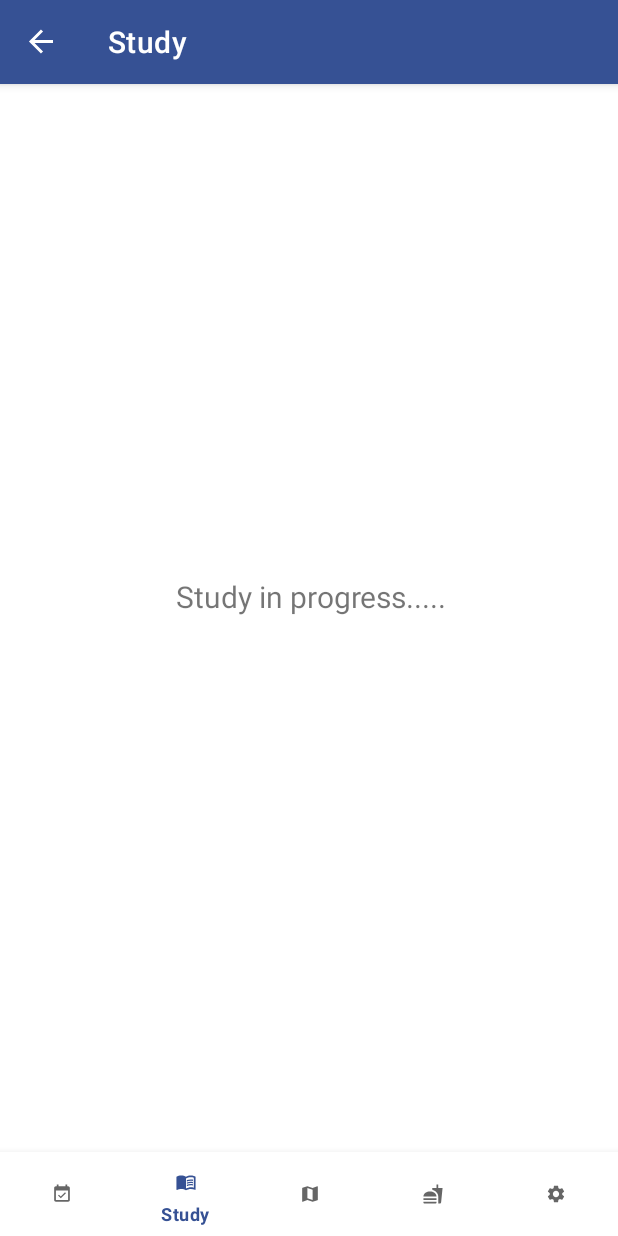
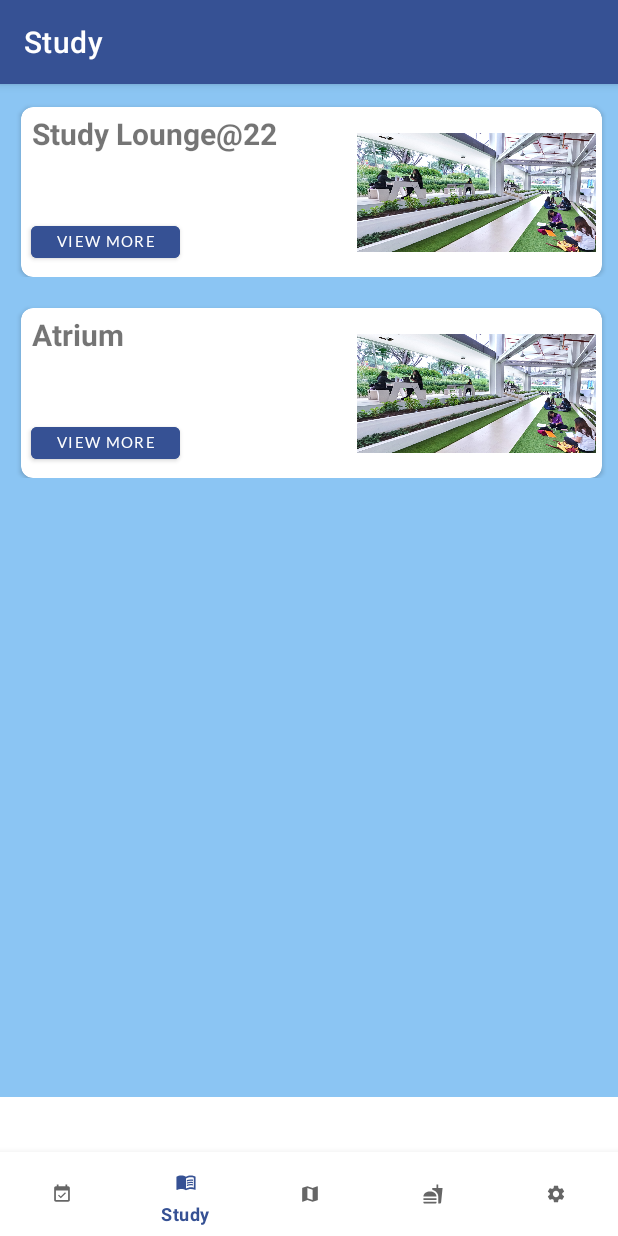
Before and after one commit to Nuggetierer/MAD_Assignment, an Android app: the screen it shows after launch (MainActivity), item 2 of the bottom bar chosen, on a phone screen of 412 x 824 dp. Run offline under Robolectric (Android 15) with nearby library versions, the phone set to English and light mode, and no system bars; our stand-ins replace Firebase (no records; nobody signed in at launch, a user with empty details on screens opened directly), navigation-ui.

Commit message:
Fix the bottom nav view

```diff
--- a/app/src/main/AndroidManifest.xml
+++ b/app/src/main/AndroidManifest.xml
@@ -11,7 +11,6 @@
         android:roundIcon="@mipmap/ic_launcher_round"
         android:supportsRtl="true"
         android:theme="@style/Theme.MAD_Assignment">
-
         <!--
              TODO: Before you run your application, you need a Google Maps API key.
 
--- a/app/src/main/java/sg/edu/np/mad/mad_assignment/DBHandler.java
+++ b/app/src/main/java/sg/edu/np/mad/mad_assignment/DBHandler.java
@@ -6,6 +6,8 @@ import android.database.sqlite.SQLiteDatabase;
 import android.database.sqlite.SQLiteOpenHelper;
 
 import java.util.ArrayList;
+
+import sg.edu.np.mad.mad_assignment.ui.Study.StudyPlaces;
 
 public class DBHandler extends SQLiteOpenHelper {
 
@@ -26,6 +28,13 @@ public class DBHandler extends SQLiteOpenHelper {
     public static String column_eventdescription = "Event_Description";
     public static String column_eventtype = "Event_Type";
 
+    //Information for StudyPlaces table
+    public static String Study = "Studys";
+    public static String column_studyname = "Study_Name";
+    public static String column_studydescription = "Study_Description";
+    public static String column_studylocation = "Study_Location";
+    public static String column_studycords = "Study_Cords";
+
     public static int DATABASE_VERSION = 2;
 
     public DBHandler(Context context, String name, SQLiteDatabase.CursorFactory factory, int version) {
@@ -42,9 +51,13 @@ public class DBHandler extends SQLiteOpenHelper {
         String CREATE_TABLE_2 = "CREATE TABLE " + Events + "(" + column_eventdate + " TEXT," + column_eventname + " TEXT,"
                 + column_eventdescription + " TEXT," + column_eventtype + " TEXT" + ")";
 
+        String CREATE_TABLE_3 = "CREATE TABLE " + Study + "(" + column_studyname + " TEXT," + column_studydescription + " TEXT,"
+                + column_studylocation + " TEXT," + column_studycords + " TEXT" + ")";
+
         //execute sql queries
         db.execSQL(CREATE_TABLE_1);
         db.execSQL(CREATE_TABLE_2);
+        db.execSQL(CREATE_TABLE_3);
 
         //sql query for filling up tables (pending information)
 
@@ -92,12 +105,21 @@ public class DBHandler extends SQLiteOpenHelper {
                 + "(" + "'23 June'," +"'Sports and Dance camp'," + "'A camp that has Sport Activities such as Track and Field, Frisbee and captains ball'," + "'Np School Wide Event'" + ")";
 
         db.execSQL(POPULATE_TABLE_2);
+
+        String POPULATE_TABLE_3 = "INSERT INTO " + Study + "(" + column_studyname + ", " + column_studydescription + ", " +
+                column_studylocation + " ," + column_studydescription  + ")"
+                + "VALUES"
+                + "(" + "'Study Lounge@22'," +"'The cosy corners and plush seats at the new student lounge make ploughing through group work that much easier!'," + "'Block 22'," + "'0.12,123.3'" + "),"
+                + "(" + "'Atrium'," +"'Catch up on homework or chill with friends at the newly-revamped Atrium! Grab a coffee at the café or have that heart-to-heart talk on the synthetic grass patch,picnic style.'," + "'Admin Block 1'," + "'1,1'" + ")";
+
+        db.execSQL(POPULATE_TABLE_3);
     }
 
     @Override
     public void onUpgrade(SQLiteDatabase db, int i, int i1) {
         db.execSQL("DROP TABLE IF EXISTS " + Blocks);
         db.execSQL("DROP TABLE IF EXISTS " + Events);
+        db.execSQL("DROP TABLE IF EXISTS " + Study);
         onCreate(db);
     }
 
@@ -226,6 +248,37 @@ public class DBHandler extends SQLiteOpenHelper {
         return queryEData;
     }
 
+    public ArrayList<StudyPlaces> retrieveStudy()
+    {
+        String query = "SELECT * FROM " + Study;
+
+        SQLiteDatabase db = this.getReadableDatabase();
+        Cursor cursor = db.rawQuery(query, null);
+
+        ArrayList<StudyPlaces> querySData = new ArrayList<>();
+
+        int counter = 0;
+
+        while (true){
+            if(cursor.moveToPosition(counter)){
+                StudyPlaces queryStudy = new StudyPlaces();
+                queryStudy.setStudyName(cursor.getString(0));
+                queryStudy.setStudyDescription(cursor.getString(1));
+                queryStudy.setStudyLocation(cursor.getString(2));
+                queryStudy.setStudycoordinates(cursor.getString(3));
+
+                querySData.add(queryStudy);
+                counter += 1;
+            }
+            else
+            {
+                break;
+            }
+        }
+        cursor.close();
+        db.close();
+        return querySData;
+    }
     //function to get event information from database
     //redundant
     public Event getevent(int i)
--- a/app/src/main/java/sg/edu/np/mad/mad_assignment/EventResultViewHolder.java
+++ b/app/src/main/java/sg/edu/np/mad/mad_assignment/EventResultViewHolder.java
@@ -1,12 +1,9 @@
 package sg.edu.np.mad.mad_assignment;
 
-import android.util.Log;
 import android.view.View;
 import android.widget.Button;
 import android.widget.ImageView;
-import android.widget.LinearLayout;
 import android.widget.TextView;
-import android.widget.Toast;
 
 import androidx.recyclerview.widget.RecyclerView;
 
--- a/app/src/main/java/sg/edu/np/mad/mad_assignment/MainActivity.java
+++ b/app/src/main/java/sg/edu/np/mad/mad_assignment/MainActivity.java
@@ -83,7 +83,7 @@ public class MainActivity extends AppCompatActivity {
         // Passing each menu ID as a set of Ids because each
         // menu should be considered as top level destinations.
         AppBarConfiguration appBarConfiguration = new AppBarConfiguration.Builder(
-                R.id.navigation_event, R.id.navigation_map, R.id.navigation_settings)
+                R.id.navigation_event, R.id.navigation_study, R.id.navigation_map,R.id.navigation_food,R.id.navigation_settings)
                 .build();
         NavController navController = Navigation.findNavController(this, R.id.nav_host_fragment_activity_main3);
         NavigationUI.setupActionBarWithNavController(this, navController, appBarConfiguration);
--- /dev/null
+++ b/app/src/main/java/sg/edu/np/mad/mad_assignment/ui/Study/StudyAdaptor.java
@@ -0,0 +1,52 @@
+package sg.edu.np.mad.mad_assignment.ui.Study;
+
+import android.view.LayoutInflater;
+import android.view.View;
+import android.view.ViewGroup;
+import android.widget.Button;
+import android.widget.Toast;
+
+import androidx.annotation.NonNull;
+import androidx.recyclerview.widget.RecyclerView;
+
+import java.security.cert.TrustAnchor;
+import java.util.ArrayList;
+
+import sg.edu.np.mad.mad_assignment.Event;
+import sg.edu.np.mad.mad_assignment.EventResultViewHolder;
+import sg.edu.np.mad.mad_assignment.R;
+import sg.edu.np.mad.mad_assignment.ui.Event.EventFragment;
+
+
+public class StudyAdaptor extends RecyclerView.Adapter<StudyViewHolder> {
+    private String TAG = "My Adaptor";
+
+    ArrayList<StudyPlaces> SList;
+
+    public StudyAdaptor(ArrayList<StudyPlaces> input) {
+        this.SList = input;
+    }
+    @NonNull
+    @Override
+    public StudyViewHolder onCreateViewHolder(@NonNull ViewGroup parent, int viewType) {
+        View item = LayoutInflater.from(parent.getContext()).inflate(R.layout.study_layout, parent, false);
+
+        return new StudyViewHolder(item);
+    }
+
+    @Override
+    public void onBindViewHolder(@NonNull StudyViewHolder holder, int position) {
+        //set data
+        StudyPlaces sp = SList.get(position);
+        String Sname = sp.getStudyName();
+        String Sdesc  = sp.getStudyDescription();
+        String Sloc = sp.getStudyLocation();
+
+        holder.stxt1.setText(Sname);
+    }
+
+    @Override
+    public int getItemCount() {
+        return SList.size();
+    }
+}
--- a/app/src/main/java/sg/edu/np/mad/mad_assignment/ui/Study/StudyFragment.java
+++ b/app/src/main/java/sg/edu/np/mad/mad_assignment/ui/Study/StudyFragment.java
@@ -11,6 +11,8 @@ import android.widget.Toast;
 import androidx.annotation.NonNull;
 import androidx.fragment.app.Fragment;
 import androidx.lifecycle.ViewModelProvider;
+import androidx.recyclerview.widget.LinearLayoutManager;
+import androidx.recyclerview.widget.RecyclerView;
 
 import com.google.android.gms.tasks.OnCompleteListener;
 import com.google.android.gms.tasks.OnFailureListener;
@@ -22,6 +24,11 @@ import com.google.firebase.database.DatabaseReference;
 import com.google.firebase.database.FirebaseDatabase;
 import com.google.firebase.database.ValueEventListener;
 
+import java.util.ArrayList;
+
+import sg.edu.np.mad.mad_assignment.DBHandler;
+import sg.edu.np.mad.mad_assignment.Event;
+import sg.edu.np.mad.mad_assignment.EventAdaptor;
 import sg.edu.np.mad.mad_assignment.databinding.FragmentStudyBinding;
 
 public class StudyFragment extends Fragment {
@@ -35,53 +42,18 @@ public class StudyFragment extends Fragment {
         StudyViewModel studyViewModel =
                 new ViewModelProvider(this).get(StudyViewModel.class);
 
-        databaseReference= FirebaseDatabase.getInstance().getReference("this is the path");
-
-        databaseReference.setValue("hello there").addOnSuccessListener(new OnSuccessListener<Void>() {
-            @Override
-            public void onSuccess(Void unused){
-                Toast.makeText(getActivity().getApplicationContext(),"success",Toast.LENGTH_SHORT).show();
-            }
-        }).addOnFailureListener(new OnFailureListener(){
-            @Override
-            public void onFailure(@NonNull Exception e){
-                Toast.makeText(getActivity().getApplicationContext(),"failed",Toast.LENGTH_SHORT).show();
-            }
-        }).addOnCompleteListener(new OnCompleteListener<Void>(){
-            @Override
-            public void onComplete(@NonNull Task<Void> task){
-                //
-            }
-        });
-
-//        // Write a message to the database
-//        FirebaseDatabase database = FirebaseDatabase.getInstance();
-//        DatabaseReference myRef = database.getReference("message");
-//
-//        myRef.setValue("Hello, World!");
-
-        // Read from the database
-//        databaseReference.addValueEventListener(new ValueEventListener() {
-//            @Override
-//            public void onDataChange(DataSnapshot dataSnapshot) {
-//                // This method is called once with the initial value and again
-//                // whenever data at this location is updated.
-//                String value = dataSnapshot.getValue(String.class);
-//                Log.d(TAG, "Value is: " + value);
-//            }
-//
-//            @Override
-//            public void onCancelled(DatabaseError error) {
-//                // Failed to read value
-//                Log.w(TAG, "Failed to read value.", error.toException());
-//            }
-//        });
-
         binding = FragmentStudyBinding.inflate(inflater, container, false);
         View root = binding.getRoot();
 
-        final TextView textView = binding.textStudy;
-        studyViewModel.getText().observe(getViewLifecycleOwner(), textView::setText);
+        DBHandler dbHandler = new DBHandler(getActivity(), null, null, 1);
+
+        ArrayList<StudyPlaces> Studylist = dbHandler.retrieveStudy();
+
+        final RecyclerView studyRecyclerview = binding.StudyRecyclerview;
+
+        studyRecyclerview.setLayoutManager(new LinearLayoutManager(getContext()));
+        studyRecyclerview.setAdapter(new StudyAdaptor(Studylist));
+
         return root;
     }
 
--- /dev/null
+++ b/app/src/main/java/sg/edu/np/mad/mad_assignment/ui/Study/StudyPlaces.java
@@ -0,0 +1,49 @@
+package sg.edu.np.mad.mad_assignment.ui.Study;
+
+public class StudyPlaces {
+    private String studyName;
+    private String studyDescription;
+    private String studyLocation;//Like block 22 #05-01
+    private String studycoordinates;// Set incase needed for map pathing
+
+    public StudyPlaces(){}
+
+    public StudyPlaces(String studyName, String studyDescription, String studyLocation, String studycoordinates) {
+        this.studyName = studyName;
+        this.studyDescription = studyDescription;
+        this.studyLocation = studyLocation;
+        this.studycoordinates = studycoordinates;
+    }
+
+    public String getStudyName() {
+        return studyName;
+    }
+
+    public void setStudyName(String studyName) {
+        this.studyName = studyName;
+    }
+
+    public String getStudyDescription() {
+        return studyDescription;
+    }
+
+    public void setStudyDescription(String studyDescription) {
+        this.studyDescription = studyDescription;
+    }
+
+    public String getStudyLocation() {
+        return studyLocation;
+    }
+
+    public void setStudyLocation(String studyLocation) {
+        this.studyLocation = studyLocation;
+    }
+
+    public String getStudycoordinates() {
+        return studycoordinates;
+    }
+
+    public void setStudycoordinates(String studycoordinates) {
+        this.studycoordinates = studycoordinates;
+    }
+}
--- /dev/null
+++ b/app/src/main/java/sg/edu/np/mad/mad_assignment/ui/Study/StudyViewHolder.java
@@ -0,0 +1,23 @@
+package sg.edu.np.mad.mad_assignment.ui.Study;
+
+import android.view.View;
+import android.widget.Button;
+import android.widget.ImageView;
+import android.widget.TextView;
+
+import androidx.recyclerview.widget.RecyclerView;
+
+import sg.edu.np.mad.mad_assignment.R;
+
+public class StudyViewHolder extends RecyclerView.ViewHolder {
+    TextView stxt1;
+    Button viewmore;
+    ImageView simage;
+
+    public StudyViewHolder(View itemView) {
+        super(itemView);
+        stxt1 = itemView.findViewById(R.id.StudyTextView);
+        viewmore = itemView.findViewById(R.id.StudyButton);
+        simage = itemView.findViewById(R.id.StudyimageView);
+    }
+}
--- a/app/src/main/res/layout/fragment_study.xml
+++ b/app/src/main/res/layout/fragment_study.xml
@@ -4,19 +4,18 @@
     xmlns:tools="http://schemas.android.com/tools"
     android:layout_width="match_parent"
     android:layout_height="match_parent"
+    android:background="?colorPrimaryVariant"
     tools:context=".ui.Study.StudyFragment">
 
-    <TextView
-        android:id="@+id/text_study"
-        android:layout_width="match_parent"
-        android:layout_height="wrap_content"
-        android:layout_marginStart="8dp"
-        android:layout_marginTop="8dp"
-        android:layout_marginEnd="8dp"
-        android:textAlignment="center"
-        android:textSize="20sp"
+    <androidx.recyclerview.widget.RecyclerView
+        android:id="@+id/StudyRecyclerview"
+        android:layout_width="0dp"
+        android:layout_height="0dp"
         app:layout_constraintBottom_toBottomOf="parent"
         app:layout_constraintEnd_toEndOf="parent"
+        app:layout_constraintHorizontal_bias="0.0"
         app:layout_constraintStart_toStartOf="parent"
-        app:layout_constraintTop_toTopOf="parent" />
+        app:layout_constraintTop_toTopOf="parent"
+        app:layout_constraintVertical_bias="0.0"
+        tools:listitem="@layout/study_layout" />
 </androidx.constraintlayout.widget.ConstraintLayout>
--- /dev/null
+++ b/app/src/main/res/layout/study_layout.xml
@@ -0,0 +1,74 @@
+<?xml version="1.0" encoding="utf-8"?>
+<androidx.constraintlayout.widget.ConstraintLayout xmlns:android="http://schemas.android.com/apk/res/android"
+    xmlns:app="http://schemas.android.com/apk/res-auto"
+    xmlns:tools="http://schemas.android.com/tools"
+    android:layout_width="wrap_content"
+    android:layout_height="wrap_content"
+    android:orientation="vertical"
+    android:paddingLeft="5dp"
+    android:paddingTop="5dp"
+    android:paddingRight="5dp"
+    android:paddingBottom="5dp">
+
+    <androidx.cardview.widget.CardView
+        android:id="@+id/cardView"
+        android:layout_width="387dp"
+        android:layout_height="113dp"
+        android:layout_margin="10dp"
+        android:layout_marginStart="5dp"
+        android:layout_marginEnd="5dp"
+        app:cardCornerRadius="8dp"
+        app:layout_constraintEnd_toEndOf="parent"
+        app:layout_constraintStart_toStartOf="parent"
+        app:layout_constraintTop_toTopOf="parent">
+
+        <androidx.constraintlayout.widget.ConstraintLayout
+            android:layout_width="match_parent"
+            android:layout_height="122dp">
+
+            <TextView
+                android:id="@+id/StudyTextView"
+                android:layout_width="207dp"
+                android:layout_height="58dp"
+                android:layout_marginTop="4dp"
+                android:fontFamily="sans-serif"
+                android:text="@string/textview"
+                android:textSize="20sp"
+                android:textStyle="bold"
+                app:layout_constraintEnd_toEndOf="parent"
+                app:layout_constraintHorizontal_bias="0.039"
+                app:layout_constraintStart_toStartOf="parent"
+                app:layout_constraintTop_toTopOf="parent"
+                tools:fontFamily="@font/lato" />
+
+            <Button
+                android:id="@+id/StudyButton"
+                android:layout_width="99dp"
+                android:layout_height="33dp"
+                android:backgroundTint="@color/blue_china"
+                android:fontFamily="@font/lato"
+                android:text="View More"
+                android:textSize="10sp"
+                android:theme="@style/Button.blue"
+                app:layout_constraintBottom_toBottomOf="parent"
+                app:layout_constraintEnd_toEndOf="parent"
+                app:layout_constraintHorizontal_bias="0.022"
+                app:layout_constraintStart_toStartOf="parent"
+                app:layout_constraintTop_toTopOf="parent"
+                app:layout_constraintVertical_bias="0.827"
+                tools:ignore="TouchTargetSizeCheck" />
+
+            <ImageView
+                android:id="@+id/StudyimageView"
+                android:layout_width="159dp"
+                android:layout_height="98dp"
+                android:layout_marginEnd="4dp"
+                android:layout_marginBottom="16dp"
+                app:layout_constraintBottom_toBottomOf="parent"
+                app:layout_constraintEnd_toEndOf="parent"
+                app:srcCompat="@drawable/atrium_mad" />
+
+        </androidx.constraintlayout.widget.ConstraintLayout>
+    </androidx.cardview.widget.CardView>
+
+</androidx.constraintlayout.widget.ConstraintLayout>
```
Also changed, not shown: app/src/main/res/drawable-hdpi/atrium_mad.png (added), app/src/main/res/drawable-hdpi/ic_action_name.png (added), app/src/main/res/drawable-mdpi/ic_action_name.png (added), app/src/main/res/drawable-xhdpi/ic_action_name.png (added), app/src/main/res/drawable-xxhdpi/ic_action_name.png (added), app/src/main/res/drawable-xxxhdpi/ic_action_name.png (added).
